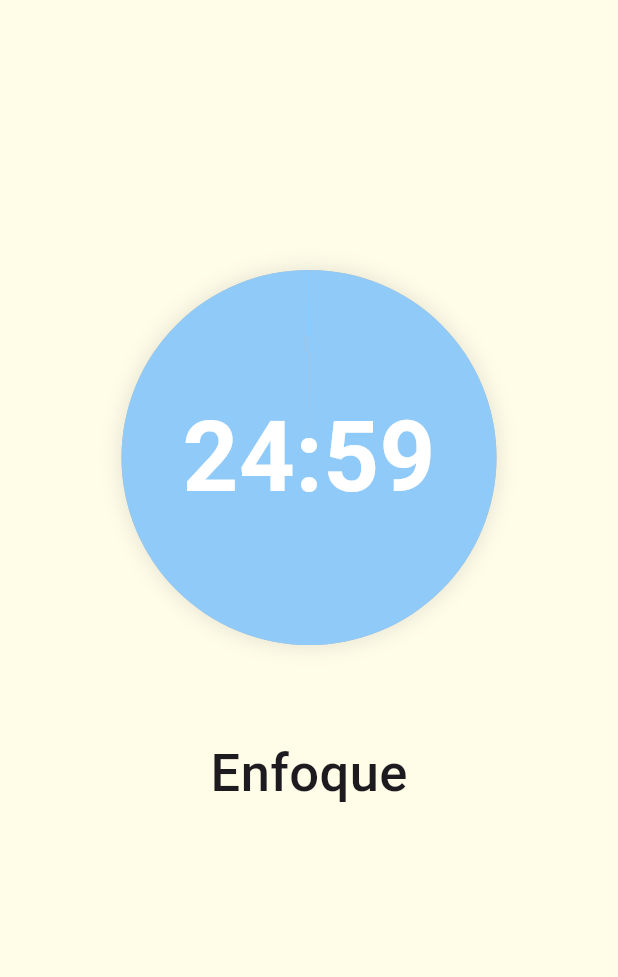
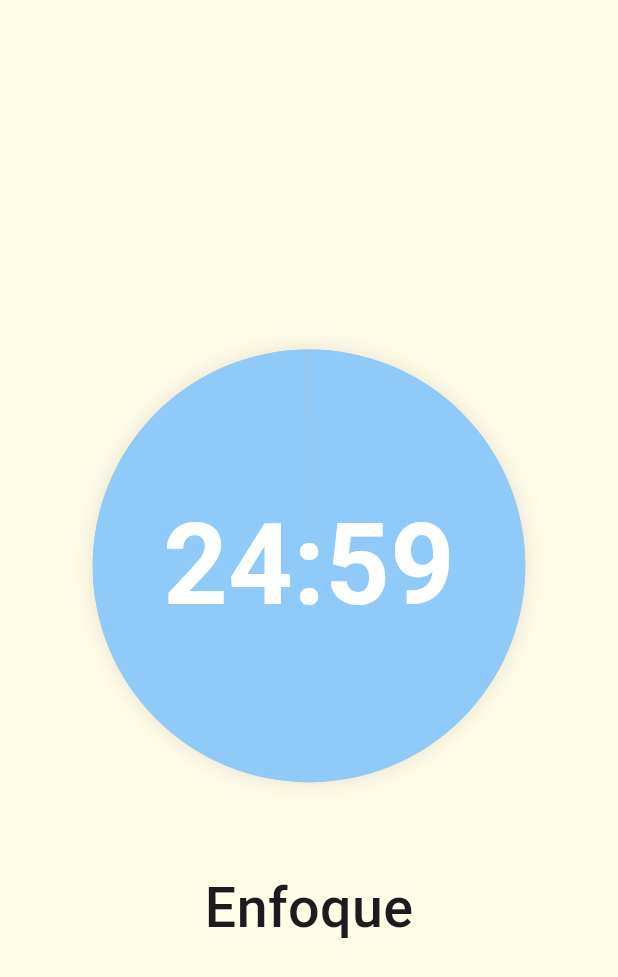
Before and after one commit to ArlopDev/Muy_Simple_Pomodoro, a Flutter app: the screen it shows after launch, after a tap on an icon or button, on a phone screen of 412 x 824 dp. Shown: the top 977 px of the screen. Run offline on Flutter 3.47's test engine with Material 3 defaults, Android fonts, the phone set to English and light mode, and no system bars; our stand-ins replace audioplayers, vibration.

Commit message:
Pomodoro v1 terminado

```diff
--- a/lib/main.dart
+++ b/lib/main.dart
@@ -1,9 +1,9 @@
 import 'package:flutter/material.dart';
 import 'screens/PomodoroInicio.dart';
-import 'utils/notificacion_service.dart';
+import 'package:flutter/services.dart';
 
-void main() async{
+void main() {
   WidgetsFlutterBinding.ensureInitialized();
-  await NotificacionService.inicializar();
+  SystemChrome.setPreferredOrientations([DeviceOrientation.portraitUp]);
   runApp(MaterialApp(home: PomodoroInicio(),debugShowCheckedModeBanner: false,));
 }
--- a/lib/screens/PomodoroInicio.dart
+++ b/lib/screens/PomodoroInicio.dart
@@ -6,7 +6,9 @@ import 'package:flutter/material.dart';
 import '../widgets/CirculoReloj.dart' show CirculoReloj;
 import '../utils/ManejarSonido.dart';
 import '../widgets/BotonBase.dart';
-import '../utils/notificacion_service.dart';
+
+import 'package:flutter/services.dart';
+import 'package:vibration/vibration.dart';
 
 //import '../utils/Alertas.dart';
 
@@ -98,7 +100,7 @@ class _PomodoroInicioState extends State<PomodoroInicio>{
   //   calcularProgreso();
   // }
 
-  void decrementar() async{
+  void decrementar() {
     setState(() {
       contadorSegundos--;
     if(contadorSegundos < 0){
@@ -116,19 +118,13 @@ class _PomodoroInicioState extends State<PomodoroInicio>{
         texto = mensajeAleatorio(mensajesEnfoque);
       }
       ManejarSonido.reproducir("finish.mp3");
-      await NotificacionService.mostrarFinSesion(
-        "¡Sesión terminada!",
-        texto,
-      );
+      Vibration.vibrate(pattern: [0, 300, 70, 300]);
       setState(() {
         cambiarEstado();
         elegirEstado();
         contando = false;
       });
     }
-    await NotificacionService.mostrarContando(
-      "$contadorMinutos:${contadorSegundos.toString().padLeft(2, '0')} restantes"
-    );
   }
 
   double calcularProgreso(){
@@ -156,9 +152,8 @@ class _PomodoroInicioState extends State<PomodoroInicio>{
       pausarTimer();
       }else{
       contando = true;
-      if(estado == "enfoque"){
       ManejarSonido.reproducir("start.mp3");
-      }
+      HapticFeedback.mediumImpact();
       iniciarTimer();
       }
 
@@ -176,7 +171,6 @@ class _PomodoroInicioState extends State<PomodoroInicio>{
 
   void pausarTimer(){
     timerGeneral?.cancel();
-    NotificacionService.cancelar();
   }
 
   void elegirEstado(){
@@ -209,15 +203,19 @@ class _PomodoroInicioState extends State<PomodoroInicio>{
 
   @override
   Widget build(BuildContext context){
+    final ancho = MediaQuery.of(context).size.width;
+    final alto = MediaQuery.of(context).size.height;
+
     return Scaffold(
       backgroundColor: Colors.yellow[50],
       body: Center(
         child: Column(
+          mainAxisAlignment: MainAxisAlignment.center,
           children: [
             AnimatedContainer(
               duration: Duration(milliseconds: 730),
               curve: Curves.easeInOut,
-              height: contando ? 150 : 80,
+              height: contando ? alto * 0.01 : alto * 0.09,
             ),
             AnimatedOpacity(
               opacity: contando ? 0.0 : 1.0,
@@ -225,10 +223,10 @@ class _PomodoroInicioState extends State<PomodoroInicio>{
               child: AnimatedContainer(
                 duration: Duration(milliseconds: 730),
                 curve: Curves.easeInOut,
-                height: contando ? 0 : 37,
+                height: contando ? 0 : alto * 0.05,
                 child: Text("Pomodoro $contadorTrabajo/4",
                   style: TextStyle(
-                        fontSize: 30,
+                    fontSize: ancho * 0.07,
                     fontWeight: FontWeight.bold,
                     color: Colors.black54,
                   ),
@@ -238,7 +236,7 @@ class _PomodoroInicioState extends State<PomodoroInicio>{
             AnimatedContainer(
               duration: Duration(milliseconds: 730),
               curve: Curves.easeInOut,
-              height: 30,
+              height: alto * 0.04,
             ),
             CirculoReloj(
               pulsado: pulsado,
@@ -246,17 +244,17 @@ class _PomodoroInicioState extends State<PomodoroInicio>{
               pausarReanudar: pausarReanudar,
               contadorMinutos: contadorMinutos,
               contadorSegundos: contadorSegundos,
-              contando: contando
+              contando: contando,
             ),
             AnimatedContainer(
               duration: Duration(milliseconds: 730),
               curve: Curves.easeInOut,
-              height: 60,
+              height: alto * 0.07,
             ),
             Text(textoEstado,
               style: TextStyle(
-                fontSize: 35,
-                fontWeight: FontWeight.w500
+                fontSize: ancho * 0.09,
+                fontWeight: FontWeight.w500,
               ),
             ),
             AnimatedOpacity(
@@ -267,33 +265,27 @@ class _PomodoroInicioState extends State<PomodoroInicio>{
                 child: AnimatedContainer(
                   duration: Duration(milliseconds: 730),
                   curve: Curves.easeInOut,
-                height: contando ? 0 : 160,
+                  height: contando ? 0 : alto * 0.22,
                   child: Column(
                     children: [
-                    SizedBox(height: 35),
-                    // Row(
-                    //   mainAxisAlignment: MainAxisAlignment.center,
-                    //   children: [
-                    //     BotonBase(funcion: agregarMinuto, icono: Icons.add, texto: "1 minuto"),
-                    //   ],
-                    // ),
+                      SizedBox(height: alto * 0.04),
                       AnimatedContainer(
                         duration: Duration(milliseconds: 730),
                         curve: Curves.easeInOut,
-                      height: 10,
+                        height: alto * 0.01,
                       ),
                       Row(
                         mainAxisAlignment: MainAxisAlignment.center,
                         children: [
                           BotonBase(funcion: ejecutarReinicio, icono: Icons.refresh, texto: "Reiniciar"),
-                        SizedBox(width: 15,),
-                        BotonBase(funcion: saltarSeccion, icono: Icons.keyboard_double_arrow_right_outlined, texto: "Saltar")
+                          SizedBox(width: ancho * 0.04),
+                          BotonBase(funcion: saltarSeccion, icono: Icons.keyboard_double_arrow_right_outlined, texto: "Saltar"),
                         ],
                       ),
                     ],
                   ),
                 ),
-              )
+              ),
             ),
           ],
         ),
--- a/lib/utils/notificacion_service.dart
+++ /dev/null
@@ -1,60 +0,0 @@
-import 'package:flutter_local_notifications/flutter_local_notifications.dart';
-
-class NotificacionService {
-  static final _plugin = FlutterLocalNotificationsPlugin();
-
-  static Future<void> inicializar() async {
-    const android = AndroidInitializationSettings('@mipmap/ic_launcher');
-    const settings = InitializationSettings(android: android);
-    await _plugin.initialize(settings);
-
-    // Pedir permiso en Android 13+
-    await _plugin
-        .resolvePlatformSpecificImplementation
-          <AndroidFlutterLocalNotificationsPlugin>()
-        ?.requestNotificationsPermission();
-  }
-
-  static Future<void> mostrarFinSesion(String titulo, String cuerpo) async {
-    const detalles = AndroidNotificationDetails(
-      'pomodoro_fin',
-      'Fin de sesión',
-      channelDescription: 'Aviso cuando termina el pomodoro',
-      importance: Importance.high,
-      priority: Priority.high,
-      playSound: true,
-    );
-
-    await _plugin.show(
-      0,
-      titulo,
-      cuerpo,
-      NotificationDetails(android: detalles),
-    );
-  }
-
-  static Future<void> cancelar() async {
-    await _plugin.cancelAll();
-  }
-
-  static Future<void> mostrarContando(String tiempo) async {
-    const detalles = AndroidNotificationDetails(
-      'pomodoro_corriendo',
-      'Timer activo',
-      channelDescription: 'Muestra el tiempo mientras corre',
-      importance: Importance.low,
-      priority: Priority.low,
-      ongoing: false,
-      autoCancel: true,
-      playSound: false,
-      enableVibration: false,
-    );
-
-    await _plugin.show(
-      1,
-      'Pomodoro corriendo',
-      tiempo,
-      NotificationDetails(android: detalles),
-    );
-  }
-}
--- a/lib/widgets/CirculoReloj.dart
+++ b/lib/widgets/CirculoReloj.dart
@@ -21,14 +21,20 @@ class CirculoReloj extends StatelessWidget {
 
   @override
   Widget build(BuildContext context) {
+
+    final ancho = MediaQuery.of(context).size.width;
+    final tamanoCirculo = ancho * 0.70;
+    final tamanoFuente = tamanoCirculo * 0.26;
+    final tamanoIcono = tamanoCirculo * 0.23;
+
     return Stack(
               alignment: Alignment.center,
               children: [
                 AnimatedContainer(
                   duration: Duration(milliseconds: 150),
                   curve: Curves.easeInOut,
-                  width: 250,
-                  height: 250,
+                  width: tamanoCirculo,
+                  height: tamanoCirculo,
                   decoration: BoxDecoration(
                     shape: BoxShape.circle,
                     boxShadow: [
@@ -41,20 +47,20 @@ class CirculoReloj extends StatelessWidget {
                   ),
                 ),
                 CustomPaint(
-                  size: Size(250, 250),
+                  size: Size(tamanoCirculo, tamanoCirculo),
                   painter: CirculoCarga(progreso: calcularProgreso, color: pulsado ? Colors.blue[300]! : Colors.blue[200]!),
                 ),
                 GestureDetector(
                   onTap: pausarReanudar,
                   child: Container(
-                  width: 250,
-                  height: 250,
+                  width: tamanoCirculo,
+                  height: tamanoCirculo,
                   color: Colors.transparent,
                   child: Center(
                     child: AnimatedCrossFade(
                       firstChild: Text("$contadorMinutos:${contadorSegundos.toString().padLeft(2,"0")}",
                           style: TextStyle(
-                            fontSize: 65,
+                            fontSize: tamanoFuente,
                             fontWeight: FontWeight.bold,
                             color: Colors.white
                           ),
@@ -65,7 +71,7 @@ class CirculoReloj extends StatelessWidget {
                       children: [
                         Text("$contadorMinutos:${contadorSegundos.toString().padLeft(2,"0")}",
                           style: TextStyle(
-                            fontSize: 65,
+                            fontSize: tamanoFuente,
                             fontWeight: FontWeight.bold,
                             color: Colors.white
                           ),
@@ -73,7 +79,7 @@ class CirculoReloj extends StatelessWidget {
                         Icon(
                           Icons.play_circle_outline,
                           color: Colors.white,
-                          size: 50,
+                          size: tamanoIcono,
                         ),
                       ],
                     ),
--- a/pubspec.yaml
+++ b/pubspec.yaml
@@ -12,7 +12,7 @@ dependencies:
   flutter:
     sdk: flutter
   audioplayers: ^6.5.1
-  flutter_local_notifications: ^18.0.0
+  vibration: ^2.0.0
 
   cupertino_icons: ^1.0.8
 
```
Also changed, not shown: pubspec.lock, 3 other files. Lines whose indentation alone changed are shown as unchanged.
